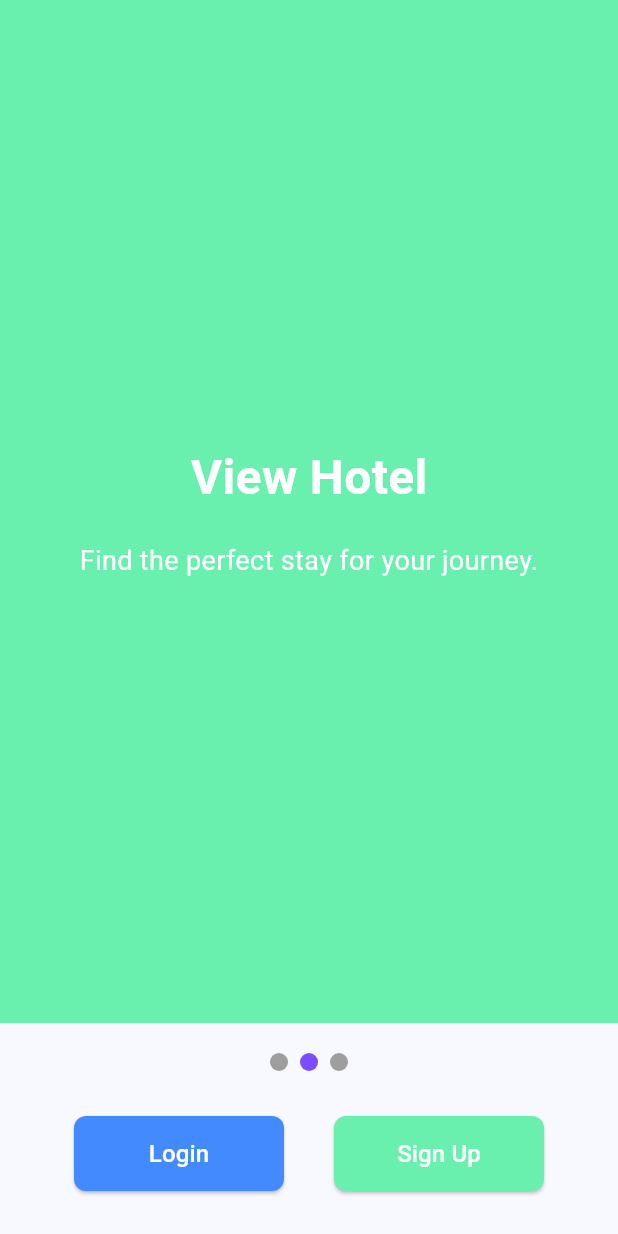
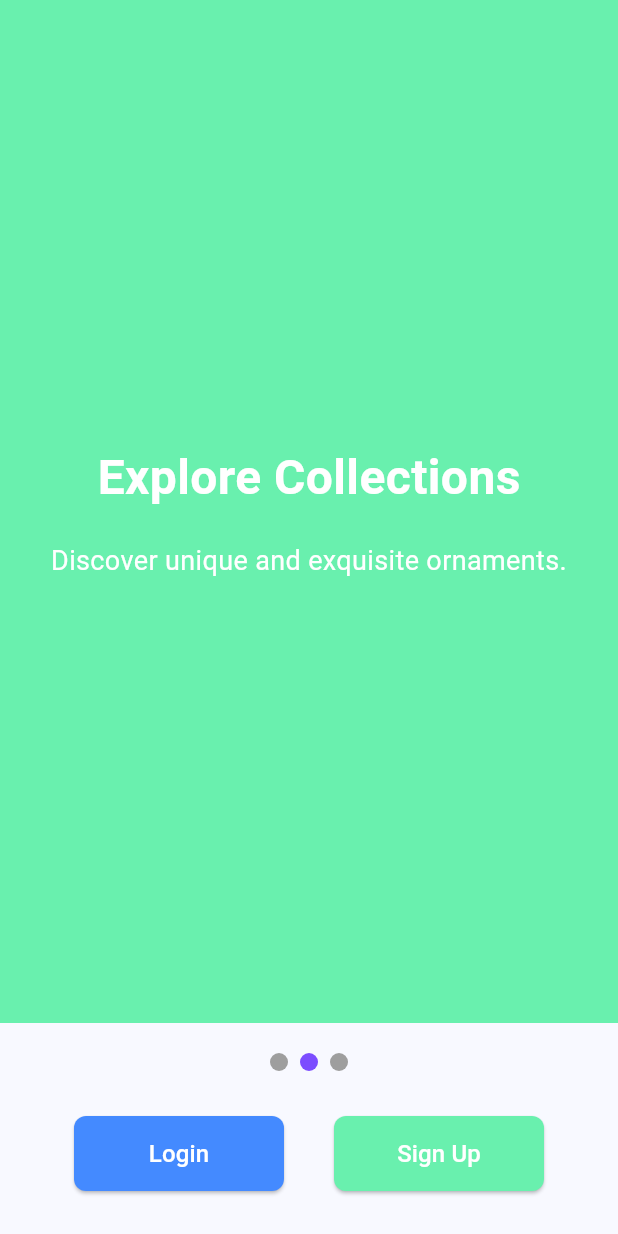
Before and after one commit to aashishkar/sprint1, a Flutter app: the screen it shows after launch, swiped to page 2, on a phone screen of 412 x 824 dp. Run offline on Flutter 3.47's test engine with Material 3 defaults, Android fonts, the phone set to English and light mode, and no system bars; drawn by our look-alikes of smooth_page_indicator.

Commit message:
onboarding edit

```diff
--- a/lib/view/onboarding_view.dart
+++ b/lib/view/onboarding_view.dart
@@ -25,17 +25,18 @@ class _OnboardingPageState extends State<OnboardingPage> {
                 buildPage(
                   color: Colors.blueAccent,
                   title: 'Welcome',
-                  description: 'Welcome to HamroBooking!',
+                  description: 'Welcome to Jewelery Haven!',
                 ),
                 buildPage(
                   color: Colors.greenAccent,
-                  title: 'View Hotel',
-                  description: 'Find the perfect stay for your journey.',
+                  title: 'Explore Collections',
+                  description: 'Discover unique and exquisite ornaments.',
                 ),
                 buildPage(
                   color: Colors.purpleAccent,
-                  title: 'Get Started',
-                  description: 'Sign up or log in to begin your experience.',
+                  title: 'Shop Your Favorites',
+                  description:
+                      'Sign up or log in to begin your shopping journey.',
                 ),
               ],
             ),
@@ -69,7 +70,8 @@ class _OnboardingPageState extends State<OnboardingPage> {
                     Navigator.push(
                       context,
                       MaterialPageRoute(
-                          builder: (context) => const LoginPage()),
+                        builder: (context) => const LoginPage(),
+                      ),
                     );
                   },
                   child: const Text(
@@ -89,7 +91,8 @@ class _OnboardingPageState extends State<OnboardingPage> {
                     Navigator.push(
                       context,
                       MaterialPageRoute(
-                          builder: (context) => const SignupPage()),
+                        builder: (context) => const SignupPage(),
+                      ),
                     );
                   },
                   child: const Text(
@@ -106,10 +109,11 @@ class _OnboardingPageState extends State<OnboardingPage> {
     );
   }
 
-  Widget buildPage(
-      {required Color color,
-      required String title,
-      required String description}) {
+  Widget buildPage({
+    required Color color,
+    required String title,
+    required String description,
+  }) {
     return Container(
       color: color,
       child: Center(
```
